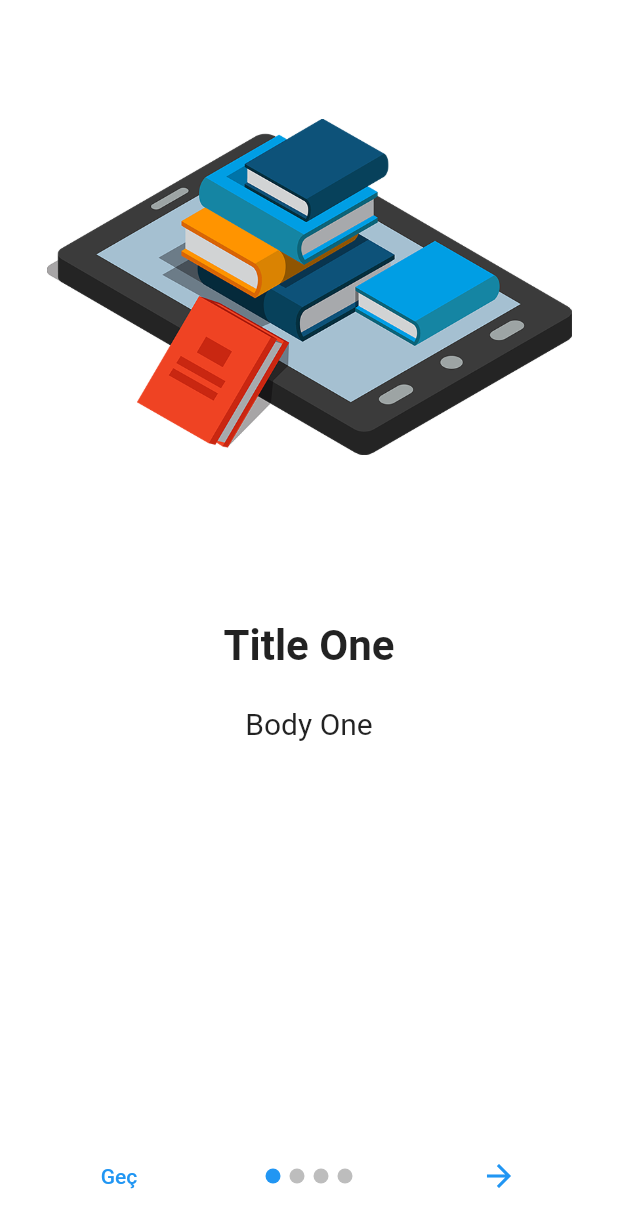
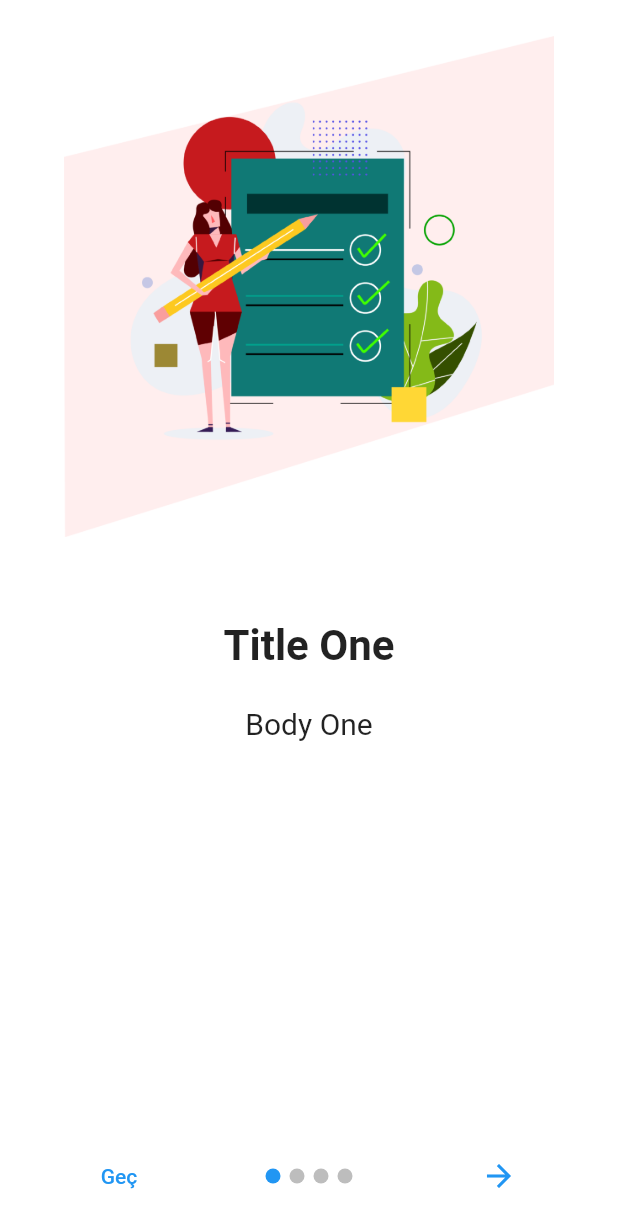
Before and after one commit to yalgettekin/Takim57, a Flutter app: the screen it shows after launch, on a phone screen of 412 x 824 dp. Shown: the top 1228 px of the screen. Run offline on Flutter 3.47's test engine with Material 2 defaults, Android fonts, the light colour scheme and no system bars; drawn by our look-alikes of introduction_screen; our stand-ins replace hive, hive_flutter; accounts and stored records are empty.

Commit message:
Add onboarding screen images

```diff
--- a/lib/Screens/BottomNavigationController.dart
+++ b/lib/Screens/BottomNavigationController.dart
@@ -4,7 +4,7 @@ import 'package:flutter/material.dart';
 import 'package:flutter_application_1/Screens/OnboardingScreen.dart';
 import 'ProfileTab.dart';
 import 'BoardTab.dart';
-import 'LeaderboardTab.dart';
+import 'SurveyHistoryTab.dart';
 import 'package:hive/hive.dart';
 
 class BottomNavigationController extends StatefulWidget {
@@ -20,7 +20,7 @@ class _BottomNavigationControllerState
   int _selectedIndex = 0;
   static const List<Widget> _widgetOptions = <Widget>[
     BoardTab(),
-    LeaderboardTab(),
+    SurveyHistoryTab(),
     ProfileTab()
   ];
 
@@ -48,8 +48,8 @@ class _BottomNavigationControllerState
                   label: 'Pano',
                 ),
                 BottomNavigationBarItem(
-                  icon: Icon(Icons.leaderboard),
-                  label: 'Skorbord',
+                  icon: Icon(Icons.history),
+                  label: 'Anket Geçmişi',
                 ),
                 BottomNavigationBarItem(
                   icon: Icon(Icons.people),
--- a/lib/Screens/OnboardingScreen.dart
+++ b/lib/Screens/OnboardingScreen.dart
@@ -2,7 +2,6 @@
 
 import 'package:flutter/material.dart';
 import 'package:introduction_screen/introduction_screen.dart';
-import '../Buttons/OnboardingButtonWidget.dart';
 import 'BottomNavigationController.dart';
 import 'package:hive/hive.dart';
 
@@ -12,6 +11,7 @@ class OnboardingScreen extends StatelessWidget {
   @override
   Widget build(BuildContext context) {
     final box = Hive.box('');
+    final double screenFullWidth = MediaQuery.of(context).size.width;
 
     return Scaffold(
       body: IntroductionScreen(
@@ -19,32 +19,25 @@ class OnboardingScreen extends StatelessWidget {
           PageViewModel(
             title: 'Title One',
             body: 'Body One',
-            image: buildImage('assets/ebook.png'),
+            image: Image.asset('assets/onboarding_screen_image1.png', width: screenFullWidth),
             decoration: getPageDecoration(),
           ),
           PageViewModel(
             title: 'Title Two',
             body: 'Body Two',
-            image: buildImage('assets/readingbook.png'),
+            image: Image.asset('assets/onboarding_screen_image2.png', width: screenFullWidth),
             decoration: getPageDecoration(),
           ),
           PageViewModel(
             title: 'Title Three',
             body: 'Body Three',
-            image: buildImage('assets/manthumbs.png'),
+            image: Image.asset('assets/onboarding_screen_image3.png', width: screenFullWidth),
             decoration: getPageDecoration(),
           ),
           PageViewModel(
             title: 'Title Four',
             body: 'Body Four',
-            footer: OnboardingButtonWidget(
-              text: 'Ana Sayfa',
-              onClicked: () {
-                box.put('introduction', false);
-                goToHomeScreen(context);
-              },
-            ),
-            image: buildImage('assets/learn.png'),
+            image: Image.asset('assets/onboarding_screen_image4.png', width: screenFullWidth),
             decoration: getPageDecoration(),
           ),
         ],
@@ -70,9 +63,6 @@ class OnboardingScreen extends StatelessWidget {
         MaterialPageRoute(builder: (_) => const BottomNavigationController()),
       );
 
-  Widget buildImage(String path) =>
-      Center(child: Image.asset(path, width: 350));
-
   DotsDecorator getDotDecoration() => DotsDecorator(
         size: const Size.square(10.0),
         activeSize: const Size(10.0, 10.0),
--- a/lib/Screens/LeaderboardTab.dart
+++ b/lib/Screens/SurveyHistoryTab.dart
@@ -2,13 +2,13 @@
 
 import 'package:flutter/material.dart';
 
-class LeaderboardTab extends StatelessWidget {
-  const LeaderboardTab({Key? key}) : super(key: key);
+class SurveyHistoryTab extends StatelessWidget {
+  const SurveyHistoryTab({Key? key}) : super(key: key);
 
   @override
   Widget build(BuildContext context) => SafeArea(
     child: Container(
-      child: const Text("Skorbord ekrani"),
+      child: const Text("Anket geçmişi ekranı"),
     ),
   );
 }
```
Also changed, not shown: assets/ebook.png (deleted), assets/learn.png (deleted), assets/manthumbs.png (deleted), assets/onboarding_screen_image1.png (added), assets/onboarding_screen_image2.png (added), assets/onboarding_screen_image3.png (added), assets/onboarding_screen_image4.png (added), assets/readingbook.png (deleted).
